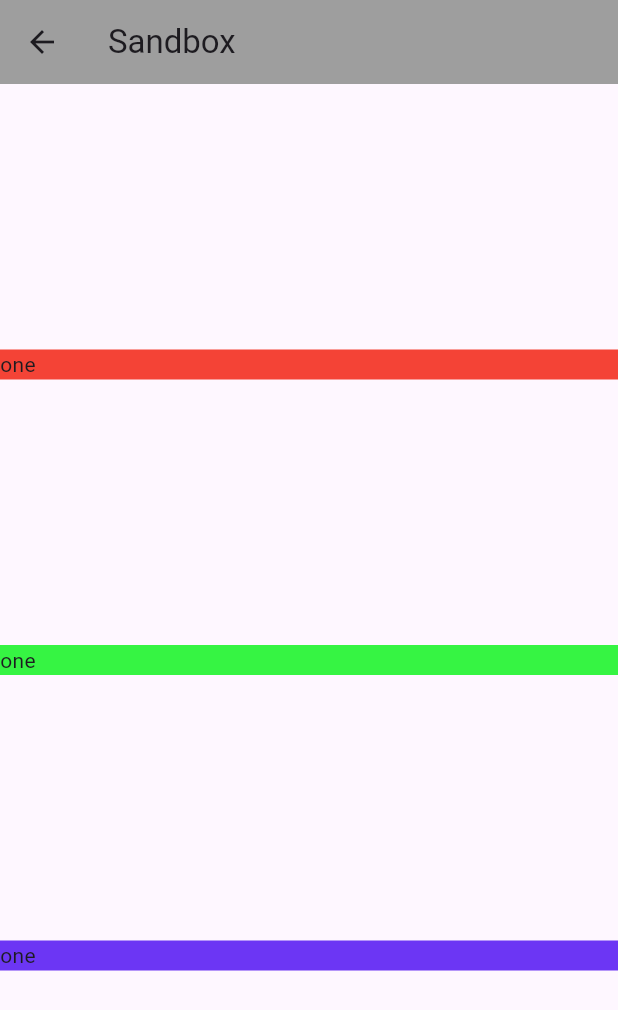
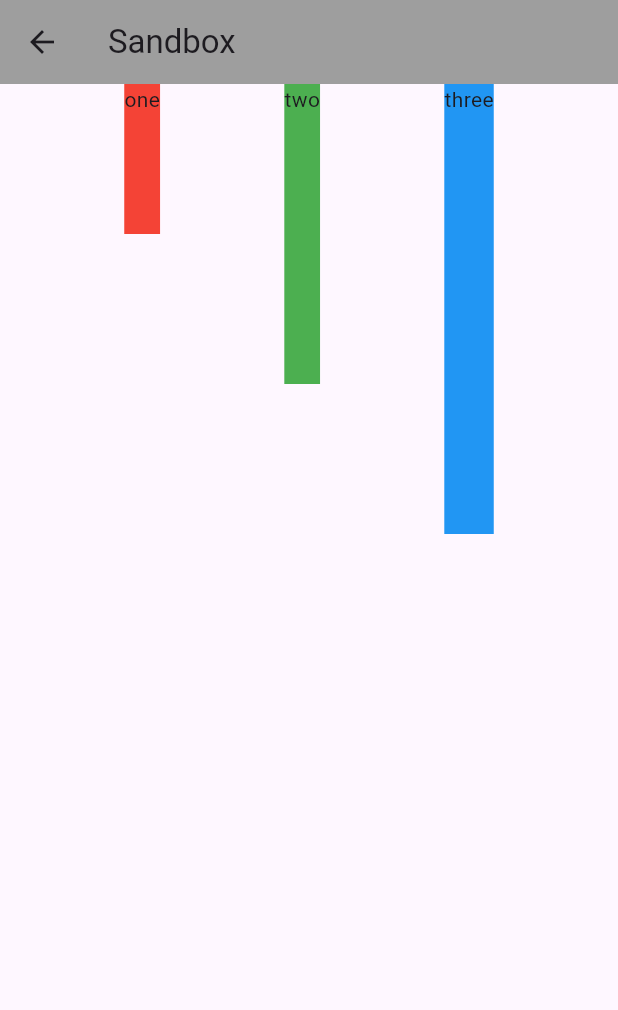
Before and after one commit to BraisonWabwire/flutter_application_1, a Flutter app: the Sandbox screen opened directly, on a phone screen of 412 x 824 dp. Shown: the top 1010 px of the screen. Run offline on Flutter 3.47's test engine with Material 3 defaults, Android fonts, the phone set to English and light mode, and no system bars.

Commit message:
Learning rows

```diff
--- a/lib/home.dart
+++ b/lib/home.dart
@@ -1,4 +1,5 @@
 import 'package:flutter/material.dart';
+import 'package:namer_app/coffee_preps.dart';
 
 class Home extends StatelessWidget {
   const Home({super.key});
@@ -26,7 +27,7 @@ class Home extends StatelessWidget {
           Container(
             color: Colors.brown[100],
             padding: const EdgeInsets.all(20),
-            child: const Text('coffee prefs'),
+            child: const Coffee(),
           ),
         ],
       ),
--- a/lib/main.dart
+++ b/lib/main.dart
@@ -1,5 +1,7 @@
 import 'package:flutter/material.dart';
+import 'package:namer_app/coffee_preps.dart';
 import 'package:namer_app/home.dart';
+
 
 void main() {
   runApp(MaterialApp(home: Home()));
@@ -15,28 +17,27 @@ class Sandbox extends StatelessWidget {
         title: const Text("Sandbox"),
         backgroundColor: Colors.grey,
       ),
-      body: Column(
-
-        crossAxisAlignment: CrossAxisAlignment.stretch,
+      body: Row(
         mainAxisAlignment: MainAxisAlignment.spaceEvenly,
+        crossAxisAlignment: CrossAxisAlignment.start,
         children: [
           Container(
-            width: 100,
+            height: 100,
             color: Colors.red,
             child: const Text("one"),
           ),
-          Container(
-            width: 200,
-            color: const Color.fromARGB(255, 54, 244, 67),
-            child: const Text("one"),
+              Container(
+            height: 200,
+            color: Colors.green,
+            child: const Text("two"),
           ),
-          Container(
-            width: 300,
-            color: const Color.fromARGB(255, 108, 54, 244),
-            child: const Text("one"),
+              Container(
+            height: 300,
+            color: Colors.blue,
+            child: const Text("three"),
           )
         ],
-      ),
+      )
     );
   }
 }
```
Also changed, not shown: lib/coffee_preps.dart (added, +27 -0 lines).
